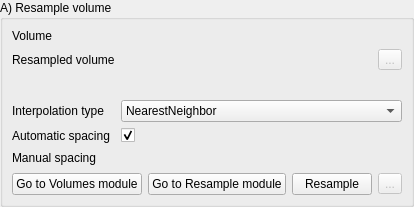
First picture: the form in Modules/Scripted/Workflow/Widgets/Resources/UI/ResampleWidget.ui, repository KitwareMedical/Deprecated-VesselView, before the edit.
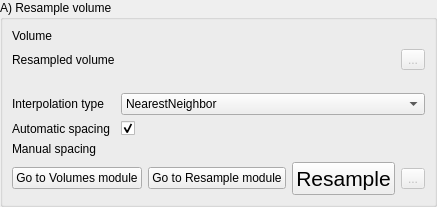
Second picture: the form after the edit. Custom widgets are drawn as their Qt base class.

Commit message: ENH: Make the action button bigger by increasing the action text font size

The edit to the form file:
```diff
--- a/Modules/Scripted/Workflow/Widgets/Resources/UI/ResampleWidget.ui
+++ b/Modules/Scripted/Workflow/Widgets/Resources/UI/ResampleWidget.ui
@@ -76,6 +76,11 @@
         </item>
         <item>
          <widget class="QPushButton" name="ResampleApplyPushButton">
+          <property name="font">
+           <font>
+            <pointsize>16</pointsize>
+           </font>
+          </property>
           <property name="toolTip">
            <string>&lt;!DOCTYPE HTML PUBLIC &quot;-//W3C//DTD HTML 4.0//EN&quot; &quot;http://www.w3.org/TR/REC-html40/strict.dtd&quot;&gt;
 &lt;html&gt;&lt;head&gt;&lt;meta name=&quot;qrichtext&quot; content=&quot;1&quot; /&gt;&lt;style type=&quot;text/css&quot;&gt;
```
The commit also changes 6 other files.
